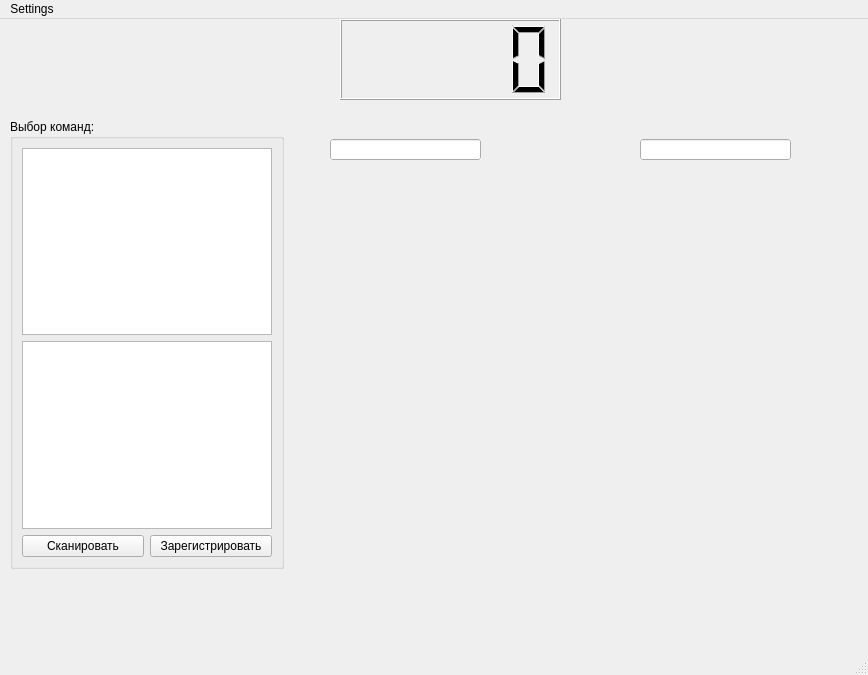
This is forms/main(test).ui in QuandisS/DotaSim as Qt 5 draws it before an edit. The edited form follows.
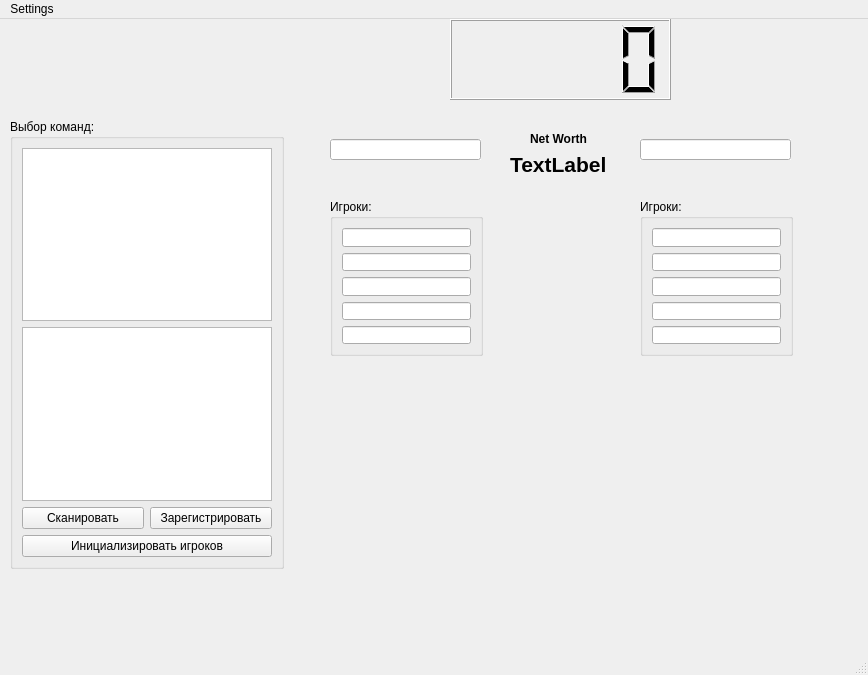
This is the edited form.

Commit message: players initialization + little gui work

```diff
--- a/forms/main(test).ui
+++ b/forms/main(test).ui
@@ -17,7 +17,7 @@
    <widget class="QLCDNumber" name="Time">
     <property name="geometry">
      <rect>
-      <x>340</x>
+      <x>450</x>
       <y>0</y>
       <width>221</width>
       <height>81</height>
@@ -55,19 +55,6 @@
      <bool>false</bool>
     </property>
     <layout class="QGridLayout" name="gridLayout">
-     <item row="0" column="0" colspan="2">
-      <widget class="QListWidget" name="Team1_listWidget"/>
-     </item>
-     <item row="1" column="0" colspan="2">
-      <widget class="QListWidget" name="Team2_listWidget"/>
-     </item>
-     <item row="2" column="0">
-      <widget class="QPushButton" name="scan">
-       <property name="text">
-        <string>Сканировать</string>
-       </property>
-      </widget>
-     </item>
      <item row="2" column="1">
       <widget class="QPushButton" name="registr">
        <property name="text">
@@ -87,6 +74,26 @@
        </property>
       </widget>
      </item>
+     <item row="2" column="0">
+      <widget class="QPushButton" name="scan">
+       <property name="text">
+        <string>Сканировать</string>
+       </property>
+      </widget>
+     </item>
+     <item row="1" column="0" colspan="2">
+      <widget class="QListWidget" name="Team2_listWidget"/>
+     </item>
+     <item row="0" column="0" colspan="2">
+      <widget class="QListWidget" name="Team1_listWidget"/>
+     </item>
+     <item row="3" column="0" colspan="2">
+      <widget class="QPushButton" name="players_init">
+       <property name="text">
+        <string>Инициализировать игроков</string>
+       </property>
+      </widget>
+     </item>
     </layout>
    </widget>
    <widget class="QLineEdit" name="team1_lineEdit">
@@ -149,6 +156,151 @@
      <bool>false</bool>
     </property>
    </widget>
+   <widget class="QGroupBox" name="groupBox_2">
+    <property name="enabled">
+     <bool>true</bool>
+    </property>
+    <property name="geometry">
+     <rect>
+      <x>330</x>
+      <y>180</y>
+      <width>153</width>
+      <height>157</height>
+     </rect>
+    </property>
+    <property name="title">
+     <string>Игроки:</string>
+    </property>
+    <layout class="QGridLayout" name="gridLayout_2">
+     <item row="0" column="0">
+      <widget class="QLineEdit" name="t1_pl1">
+       <property name="readOnly">
+        <bool>true</bool>
+       </property>
+      </widget>
+     </item>
+     <item row="1" column="0">
+      <widget class="QLineEdit" name="t1_pl2">
+       <property name="readOnly">
+        <bool>true</bool>
+       </property>
+      </widget>
+     </item>
+     <item row="2" column="0">
+      <widget class="QLineEdit" name="t1_pl3">
+       <property name="readOnly">
+        <bool>true</bool>
+       </property>
+      </widget>
+     </item>
+     <item row="3" column="0">
+      <widget class="QLineEdit" name="t1_pl4">
+       <property name="readOnly">
+        <bool>true</bool>
+       </property>
+      </widget>
+     </item>
+     <item row="4" column="0">
+      <widget class="QLineEdit" name="t1_pl5">
+       <property name="readOnly">
+        <bool>true</bool>
+       </property>
+      </widget>
+     </item>
+    </layout>
+   </widget>
+   <widget class="QGroupBox" name="groupBox_3">
+    <property name="geometry">
+     <rect>
+      <x>640</x>
+      <y>180</y>
+      <width>153</width>
+      <height>157</height>
+     </rect>
+    </property>
+    <property name="title">
+     <string>Игроки:</string>
+    </property>
+    <layout class="QGridLayout" name="gridLayout_3">
+     <item row="0" column="0">
+      <widget class="QLineEdit" name="t2_pl1">
+       <property name="readOnly">
+        <bool>true</bool>
+       </property>
+      </widget>
+     </item>
+     <item row="1" column="0">
+      <widget class="QLineEdit" name="t2_pl2">
+       <property name="readOnly">
+        <bool>true</bool>
+       </property>
+      </widget>
+     </item>
+     <item row="2" column="0">
+      <widget class="QLineEdit" name="t2_pl3">
+       <property name="readOnly">
+        <bool>true</bool>
+       </property>
+      </widget>
+     </item>
+     <item row="3" column="0">
+      <widget class="QLineEdit" name="t2_pl4">
+       <property name="readOnly">
+        <bool>true</bool>
+       </property>
+      </widget>
+     </item>
+     <item row="4" column="0">
+      <widget class="QLineEdit" name="t2_pl5">
+       <property name="readOnly">
+        <bool>true</bool>
+       </property>
+      </widget>
+     </item>
+    </layout>
+   </widget>
+   <widget class="QLabel" name="label">
+    <property name="geometry">
+     <rect>
+      <x>530</x>
+      <y>110</y>
+      <width>71</width>
+      <height>20</height>
+     </rect>
+    </property>
+    <property name="font">
+     <font>
+      <weight>75</weight>
+      <bold>true</bold>
+     </font>
+    </property>
+    <property name="text">
+     <string>Net Worth</string>
+    </property>
+   </widget>
+   <widget class="QLabel" name="net_worth">
+    <property name="geometry">
+     <rect>
+      <x>510</x>
+      <y>130</y>
+      <width>111</width>
+      <height>31</height>
+     </rect>
+    </property>
+    <property name="font">
+     <font>
+      <pointsize>16</pointsize>
+      <weight>75</weight>
+      <italic>false</italic>
+      <bold>true</bold>
+      <underline>false</underline>
+      <strikeout>false</strikeout>
+     </font>
+    </property>
+    <property name="text">
+     <string>TextLabel</string>
+    </property>
+   </widget>
   </widget>
   <widget class="QMenuBar" name="menubar">
    <property name="geometry">
```
The commit also changes 2 other files.
